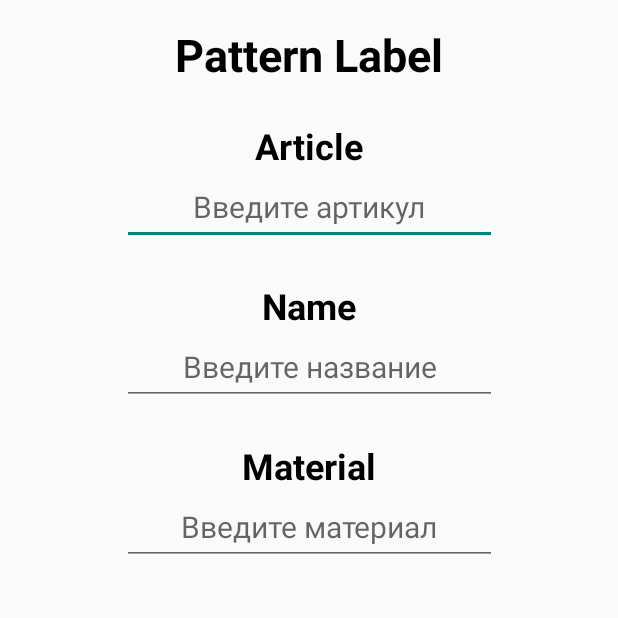
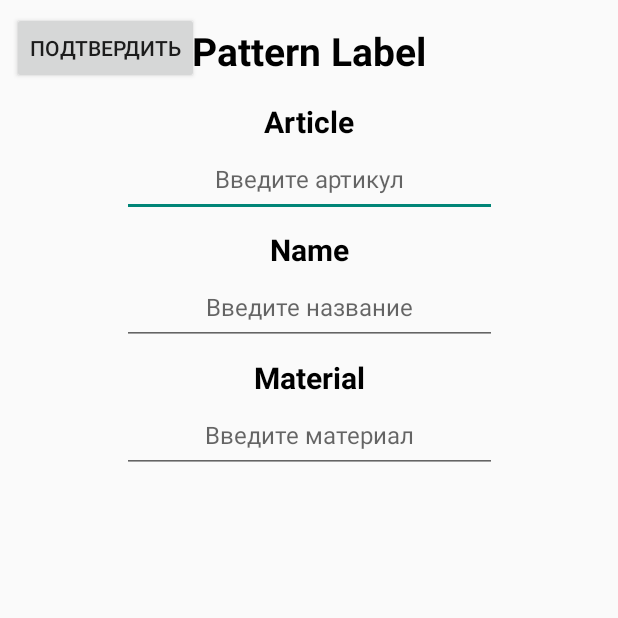
Before and after one commit to viltskaa/MetisAndroid, an Android app: the PatternActivity screen opened directly, with no data from a screen before it, on a phone screen of 412 x 824 dp, the top half of it. Run offline under Robolectric (Android 15) with nearby library versions, the phone set to English and light mode, and no system bars.

Commit message:
модельки ответов

```diff
--- a/metisCameras/build.gradle
+++ b/metisCameras/build.gradle
@@ -50,11 +50,15 @@ dependencies {
     implementation 'com.squareup.retrofit2:retrofit:2.11.0'
     implementation 'com.squareup.retrofit2:converter-gson:2.11.0'
 
+
+
     implementation 'androidx.appcompat:appcompat:1.7.0'
     implementation 'com.google.android.material:material:1.12.0'
     implementation 'androidx.activity:activity:1.9.1'
     implementation 'androidx.constraintlayout:constraintlayout:2.1.4'
+    implementation 'org.projectlombok:lombok:1.18.30'
     testImplementation 'junit:junit:4.13.2'
     androidTestImplementation 'androidx.test.ext:junit:1.2.1'
     androidTestImplementation 'androidx.test.espresso:espresso-core:3.6.1'
+
 }
--- a/metisCameras/src/main/java/com/example/metiscameras/PatternActivity.java
+++ b/metisCameras/src/main/java/com/example/metiscameras/PatternActivity.java
@@ -1,26 +1,44 @@
 package com.example.metiscameras;
 
 import android.os.Bundle;
+import android.widget.Button;
+import android.widget.EditText;
+import android.widget.TextView;
 
-import androidx.activity.EdgeToEdge;
 import androidx.appcompat.app.AppCompatActivity;
-import androidx.core.graphics.Insets;
-import androidx.core.view.ViewCompat;
-import androidx.core.view.WindowInsetsCompat;
+
+import com.example.metiscameras.models.responses.PatternResponse;
 
 public class PatternActivity extends AppCompatActivity {
 
+    private PatternResponse pattern;
     @Override
     protected void onCreate(Bundle savedInstanceState) {
         super.onCreate(savedInstanceState);
-        EdgeToEdge.enable(this);
+
+        Bundle arguments = getIntent().getExtras();
+        if(arguments != null){
+            pattern = (PatternResponse) arguments.getSerializable(PatternResponse.class.getSimpleName());
+        }
+
         setContentView(R.layout.activity_pattern);
-        ViewCompat.setOnApplyWindowInsetsListener(findViewById(R.id.main), (v, insets) -> {
-            Insets systemBars = insets.getInsets(WindowInsetsCompat.Type.systemBars());
-            v.setPadding(systemBars.left, systemBars.top, systemBars.right, systemBars.bottom);
-            return insets;
+
+//        if(pattern.isNew()) {
+//            TextView mainLabel = (TextView) findViewById(R.id.main_label);
+//            mainLabel.setText("Добавление паттерна");
+//        }
+
+        Button open = (Button) findViewById(R.id.button_go_back);
+        open.setOnClickListener(view -> {
+            String article = ((EditText) findViewById(R.id.article_input)).getText().toString();
+            String name = ((EditText) findViewById(R.id.name_input)).getText().toString();
+            String matreial = ((EditText) findViewById(R.id.material_input)).getText().toString();
+
+//            if(!article.equals(pattern.getArticle())){
+//
+//            }
+
+            finish();
         });
-
-
     }
 }
--- a/metisCameras/src/main/java/com/example/metiscameras/models/Image.java
+++ b/metisCameras/src/main/java/com/example/metiscameras/models/bodies/Image.java
@@ -1,4 +1,4 @@
-package com.example.metiscameras.models;
+package com.example.metiscameras.models.bodies;
 
 import com.google.gson.annotations.SerializedName;
 
--- a/metisCameras/src/main/java/com/example/metiscameras/models/Images.java
+++ b/metisCameras/src/main/java/com/example/metiscameras/models/bodies/Images.java
@@ -1,4 +1,4 @@
-package com.example.metiscameras.models;
+package com.example.metiscameras.models.bodies;
 
 import com.google.gson.annotations.SerializedName;
 
--- a/metisCameras/src/main/java/com/example/metiscameras/models/ResponseCV.java
+++ b/metisCameras/src/main/java/com/example/metiscameras/models/responses/ResponseCV.java
@@ -1,8 +1,6 @@
-package com.example.metiscameras.models;
+package com.example.metiscameras.models.responses;
 
 import androidx.annotation.NonNull;
-
-import com.google.gson.annotations.SerializedName;
 
 import org.json.JSONArray;
 
--- a/metisCameras/src/main/res/layout/activity_pattern.xml
+++ b/metisCameras/src/main/res/layout/activity_pattern.xml
@@ -15,7 +15,7 @@
         android:fontFamily="sans-serif"
         android:text="@string/pattern_label"
         android:textColor="@color/black"
-        android:textSize="30sp"
+        android:textSize="26sp"
         android:textStyle="bold"
         app:layout_constraintEnd_toEndOf="parent"
         app:layout_constraintStart_toStartOf="parent"
@@ -25,11 +25,11 @@
         android:id="@+id/article_label"
         android:layout_width="wrap_content"
         android:layout_height="wrap_content"
-        android:layout_marginTop="24dp"
+        android:layout_marginTop="16dp"
         android:fontFamily="sans-serif"
         android:text="@string/article"
         android:textColor="@color/black"
-        android:textSize="24sp"
+        android:textSize="20sp"
         android:textStyle="bold"
         app:layout_constraintEnd_toEndOf="parent"
         app:layout_constraintStart_toStartOf="parent"
@@ -44,7 +44,7 @@
         android:hint="@string/article_hint"
         android:minHeight="50dp"
         android:textAlignment="center"
-        android:textSize="20sp"
+        android:textSize="16sp"
         app:layout_constraintEnd_toEndOf="parent"
         app:layout_constraintStart_toStartOf="parent"
         app:layout_constraintTop_toBottomOf="@+id/article_label" />
@@ -53,11 +53,11 @@
         android:id="@+id/name_label"
         android:layout_width="wrap_content"
         android:layout_height="wrap_content"
-        android:layout_marginTop="24dp"
+        android:layout_marginTop="8dp"
         android:fontFamily="sans-serif"
         android:text="@string/name"
         android:textColor="@color/black"
-        android:textSize="24sp"
+        android:textSize="20sp"
         android:textStyle="bold"
         app:layout_constraintEnd_toEndOf="parent"
         app:layout_constraintStart_toStartOf="parent"
@@ -71,7 +71,7 @@
         android:hint="@string/name_hint"
         android:minHeight="50dp"
         android:textAlignment="center"
-        android:textSize="20sp"
+        android:textSize="16sp"
         app:layout_constraintEnd_toEndOf="parent"
         app:layout_constraintStart_toStartOf="parent"
         app:layout_constraintTop_toBottomOf="@+id/name_label" />
@@ -80,11 +80,11 @@
         android:id="@+id/material_label"
         android:layout_width="wrap_content"
         android:layout_height="wrap_content"
-        android:layout_marginTop="24dp"
+        android:layout_marginTop="8dp"
         android:fontFamily="sans-serif"
         android:text="@string/material"
         android:textColor="@color/black"
-        android:textSize="24sp"
+        android:textSize="20sp"
         android:textStyle="bold"
         app:layout_constraintEnd_toEndOf="parent"
         app:layout_constraintStart_toStartOf="parent"
@@ -98,11 +98,20 @@
         android:hint="@string/material_hint"
         android:minHeight="50dp"
         android:textAlignment="center"
-        android:textSize="20sp"
+        android:textSize="16sp"
         app:layout_constraintEnd_toEndOf="parent"
         app:layout_constraintStart_toStartOf="parent"
         app:layout_constraintTop_toBottomOf="@+id/material_label" />
 
+    <Button
+        android:id="@+id/button_go_back"
+        android:layout_width="wrap_content"
+        android:layout_height="wrap_content"
+        android:layout_marginStart="8dp"
+        android:layout_marginTop="8dp"
+        android:text="@string/button_go_back"
+        app:layout_constraintStart_toStartOf="parent"
+        app:layout_constraintTop_toTopOf="parent" />
 
 
 </androidx.constraintlayout.widget.ConstraintLayout>
--- a/metisCameras/src/main/res/values/strings.xml
+++ b/metisCameras/src/main/res/values/strings.xml
@@ -20,4 +20,6 @@
 
     <string name="material" translatable="false">Material</string>
     <string name="material_hint" translatable="false">Введите материал</string>
+
+    <string name="button_go_back" translatable="false">Подтвердить</string>
 </resources>
```
Also changed, not shown: metisCameras/src/main/java/com/example/metiscameras/ApiService.java (+11 -4 lines), metisCameras/src/main/java/com/example/metiscameras/MainActivity.java (+39 -25 lines), metisCameras/src/main/java/com/example/metiscameras/PythonApi.java (+94 -73 lines), metisCameras/src/main/java/com/example/metiscameras/models/FindPatterResponse.java (deleted, +0 -40 lines), metisCameras/src/main/java/com/example/metiscameras/models/PatternResponse.java (deleted, +0 -39 lines), metisCameras/src/main/java/com/example/metiscameras/models/responses/FindPatternResponse.java (added, +53 -0 lines), metisCameras/src/main/java/com/example/metiscameras/models/responses/PatternResponse.java (added, +33 -0 lines), metisCameras/src/main/java/com/example/metiscameras/models/responses/UpdatePatternBody.java (added, +18 -0 lines).
